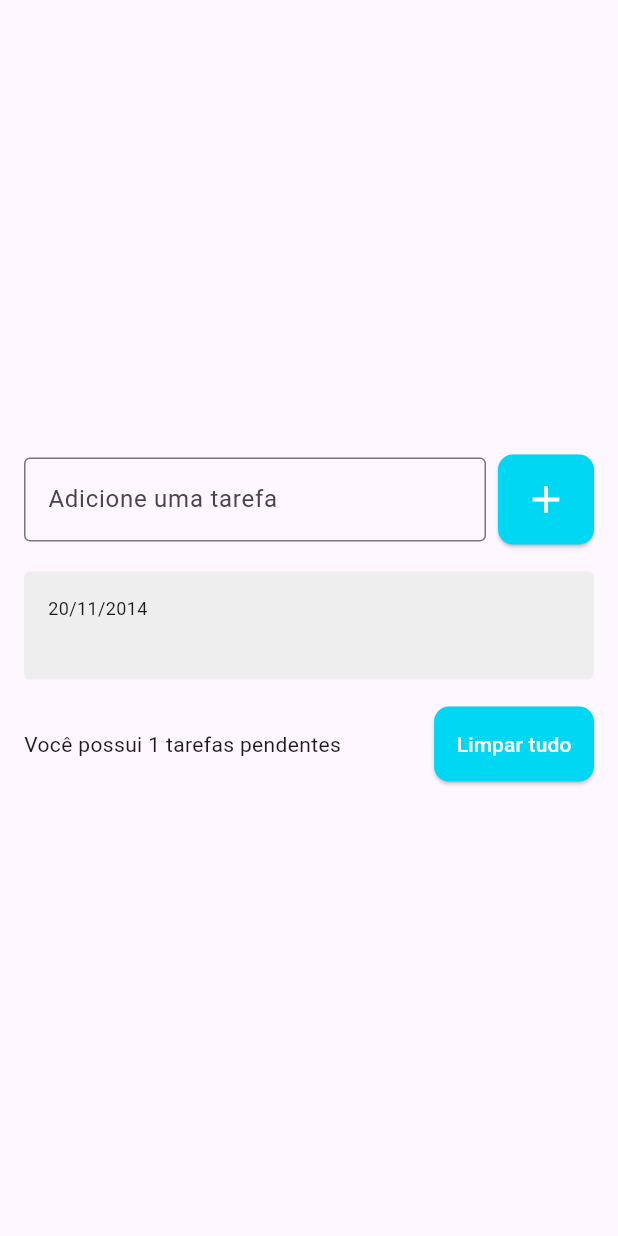
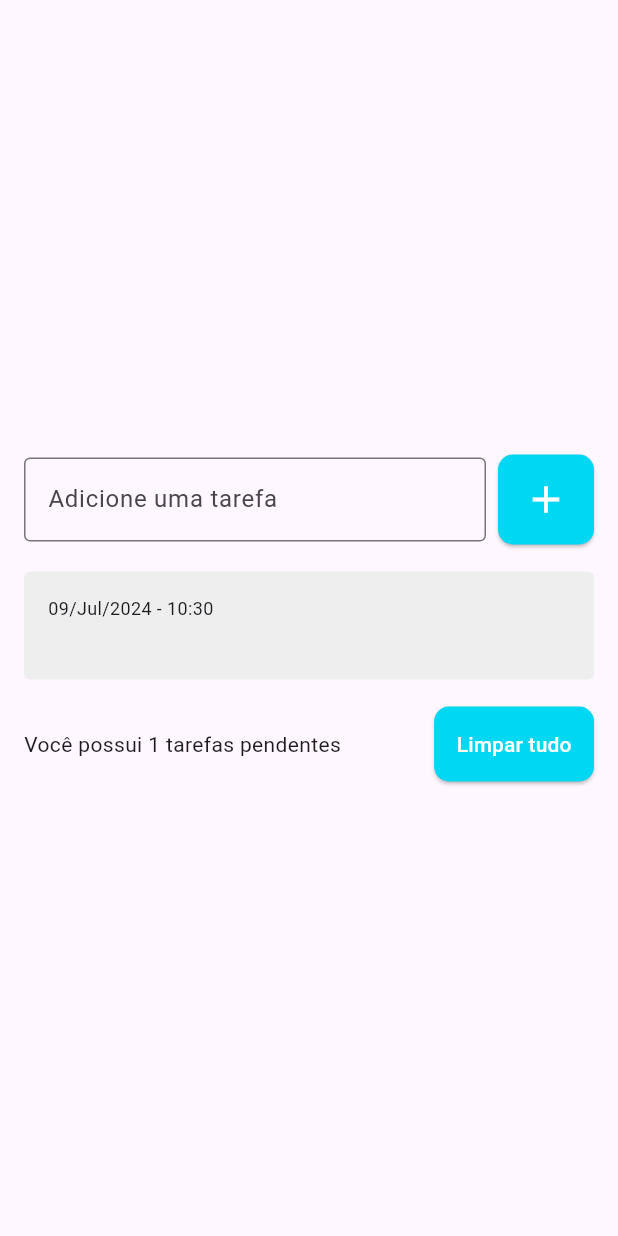
Before and after one commit to kauancordeiro/todo-list, a Flutter app: the screen it shows after launch, after a tap on the "add" icon, on a phone screen of 412 x 824 dp. Run offline on Flutter 3.47's test engine with Material 3 defaults, Android fonts, the phone set to English and light mode, and no system bars.

Commit message:
add date to tasks

```diff
--- /dev/null
+++ b/lib/models/Todo.dart
@@ -0,0 +1,6 @@
+class Todo{
+  Todo({required this.title, required this.date});
+
+  String title;
+  DateTime date;
+}
--- a/lib/pages/todo_list_page.dart
+++ b/lib/pages/todo_list_page.dart
@@ -1,4 +1,5 @@
 import 'package:flutter/material.dart';
+import 'package:todo_list/models/Todo.dart';
 import 'package:todo_list/widgets/TaskListItem.dart';
 
 class TodoListPage extends StatefulWidget {
@@ -9,7 +10,7 @@ class TodoListPage extends StatefulWidget {
 }
 
 class _TodoListPageState extends State<TodoListPage> {
-  List<String> tasks = [];
+  List<Todo> tasks = [];
 
   final TextEditingController taskController = TextEditingController();
 
@@ -25,7 +26,7 @@ class _TodoListPageState extends State<TodoListPage> {
               children: [
                 Row(
                   children: [
-                     Expanded(
+                    Expanded(
                       flex: 3,
                       child: TextField(
                         controller: taskController,
@@ -40,10 +41,14 @@ class _TodoListPageState extends State<TodoListPage> {
                       width: 8,
                     ),
                     ElevatedButton(
-                      onPressed: (){
-                        String text= taskController.text;
+                      onPressed: () {
+                        String text = taskController.text;
                         setState(() {
-                          tasks.add(text);
+                          Todo newTodo = Todo(
+                            title: text,
+                            date: DateTime.now(),
+                          );
+                          tasks.add(newTodo);
                         });
                         taskController.clear();
                       },
@@ -69,8 +74,7 @@ class _TodoListPageState extends State<TodoListPage> {
                   child: ListView(
                     shrinkWrap: true,
                     children: [
-                      for(String task in tasks)
-                      Tasklistitem(title: task),
+                      for (Todo task in tasks) Tasklistitem(task: task),
                     ],
                   ),
                 ),
--- a/lib/widgets/TaskListItem.dart
+++ b/lib/widgets/TaskListItem.dart
@@ -1,8 +1,12 @@
 import 'package:flutter/material.dart';
+import 'package:intl/intl.dart';
+
+import '../models/Todo.dart';
+
 class Tasklistitem extends StatelessWidget {
-  const Tasklistitem({super.key, required this.title});
+  const Tasklistitem({super.key, required this.task});
 
-  final String title;
+  final Todo task;
 
   @override
   Widget build(BuildContext context) {
@@ -13,16 +17,22 @@ class Tasklistitem extends StatelessWidget {
       ),
       margin: const EdgeInsets.symmetric(vertical: 2),
       padding: const EdgeInsets.all(16),
-      child:  Column(
+      child: Column(
         crossAxisAlignment: CrossAxisAlignment.start,
         children: [
-          Text('20/11/2014', style: TextStyle(
-            fontSize: 12,
-          ),),
-          Text(title, style: TextStyle(
-            fontSize: 16,
-            fontWeight: FontWeight.w600,
-          ),),
+          Text(
+            DateFormat('dd/MMM/yyyy - HH:mm').format(task.date),
+            style: TextStyle(
+              fontSize: 12,
+            ),
+          ),
+          Text(
+            task.title,
+            style: TextStyle(
+              fontSize: 16,
+              fontWeight: FontWeight.w600,
+            ),
+          ),
         ],
       ),
     );
--- a/pubspec.yaml
+++ b/pubspec.yaml
@@ -35,6 +35,7 @@ dependencies:
   # The following adds the Cupertino Icons font to your application.
   # Use with the CupertinoIcons class for iOS style icons.
   cupertino_icons: ^1.0.6
+  intl:
 
 dev_dependencies:
   flutter_test:
```
Also changed, not shown: pubspec.lock.
